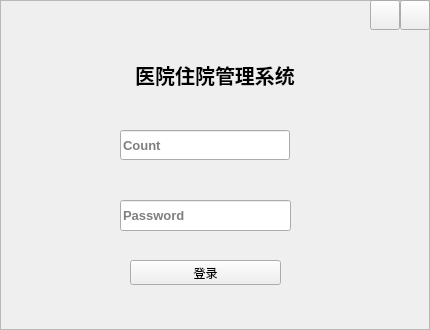
Above: login.ui from PGwind/Qt_HIMS before the change. Below: the same form after it.
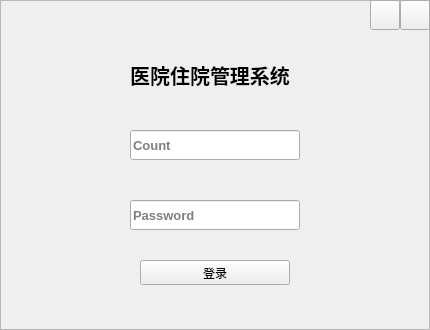
That is the form after the change.

The edit to the form file:
```diff
--- a/login.ui
+++ b/login.ui
@@ -55,7 +55,7 @@
    <widget class="QLineEdit" name="lineEdit_count">
     <property name="geometry">
      <rect>
-      <x>120</x>
+      <x>130</x>
       <y>130</y>
       <width>170</width>
       <height>30</height>
@@ -86,10 +86,10 @@
    <widget class="QLineEdit" name="lineEdit_passwd">
     <property name="geometry">
      <rect>
-      <x>120</x>
+      <x>130</x>
       <y>200</y>
-      <width>171</width>
-      <height>31</height>
+      <width>170</width>
+      <height>30</height>
      </rect>
     </property>
     <property name="font">
@@ -105,9 +105,9 @@
    <widget class="QLabel" name="labelCover">
     <property name="geometry">
      <rect>
-      <x>90</x>
+      <x>100</x>
       <y>50</y>
-      <width>250</width>
+      <width>220</width>
       <height>50</height>
      </rect>
     </property>
@@ -153,9 +153,9 @@
    <widget class="QPushButton" name="btnLogin">
     <property name="geometry">
      <rect>
-      <x>130</x>
+      <x>140</x>
       <y>260</y>
-      <width>151</width>
+      <width>150</width>
       <height>25</height>
      </rect>
     </property>
```
